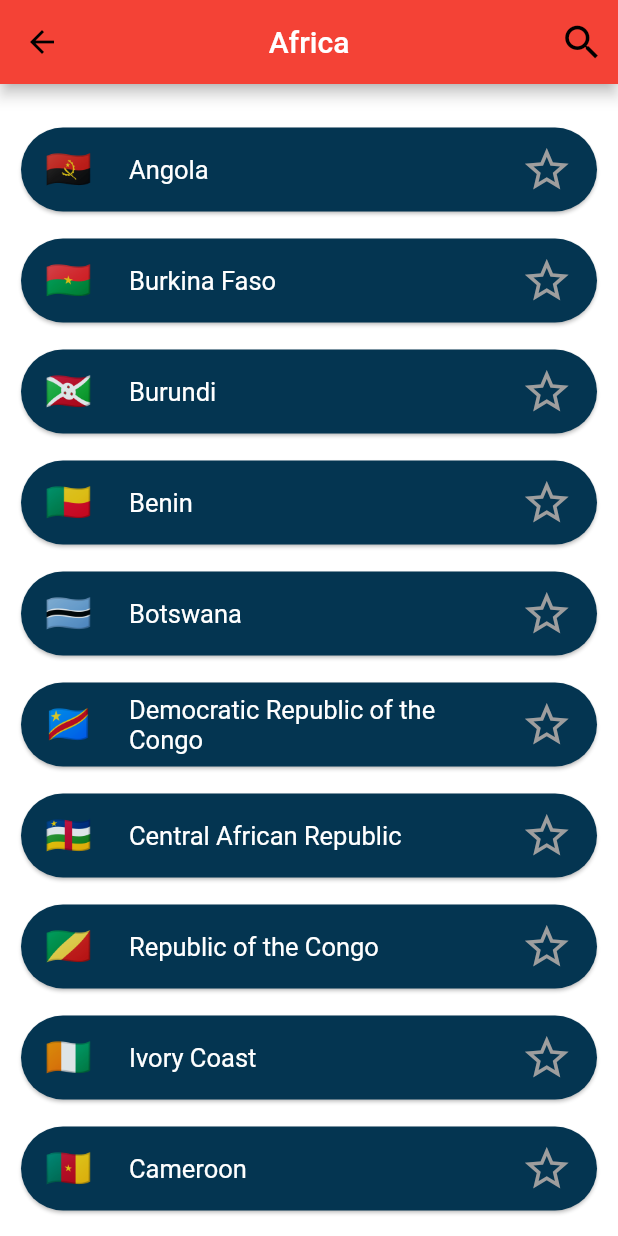
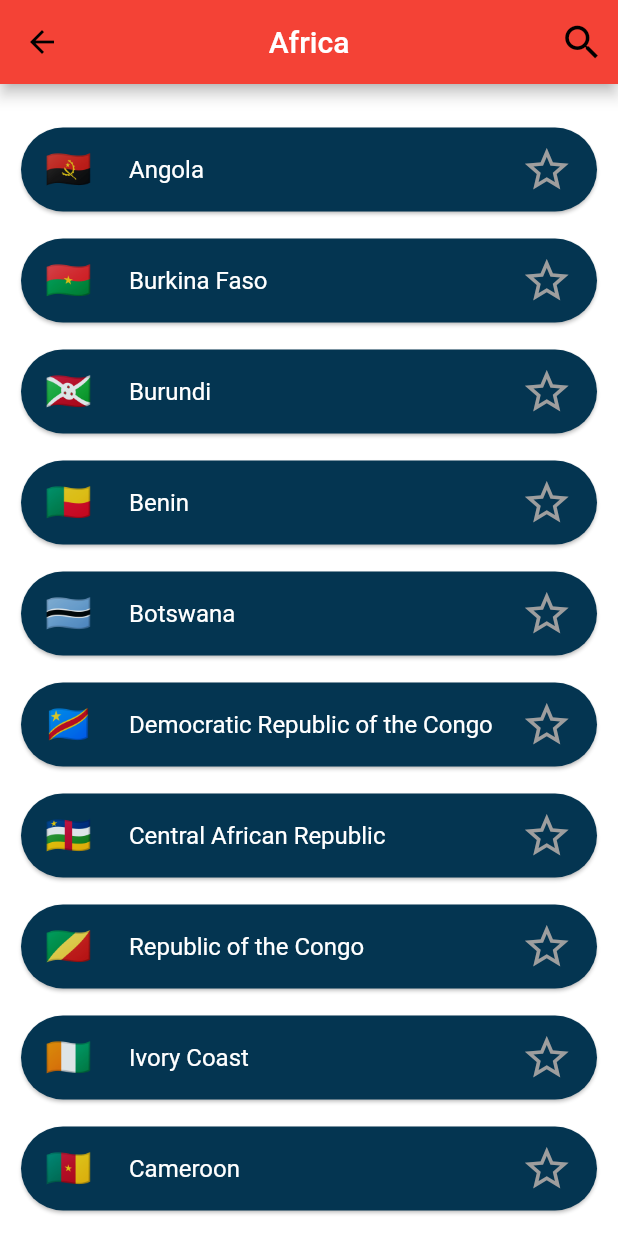
Before and after one commit to Belal13ify/DSC-World, a Flutter app: the screen it shows after launch, after a tap on "Africa", on a phone screen of 412 x 824 dp. Run offline on Flutter 3.47's test engine with Material 2 defaults, Android fonts, the light colour scheme and no system bars; our stand-ins replace get, shared_preferences; missing offline and left inert: splash_screen_view.

Commit message:
some small modifications

```diff
--- a/lib/screens/continents.dart
+++ b/lib/screens/continents.dart
@@ -11,7 +11,7 @@ class Continents extends StatelessWidget {
   Widget build(BuildContext context) {
     return GetBuilder<Data>(
         builder: (value) => Wrap(
-              spacing: 30,
+              spacing: 20,
               runSpacing: 15,
               alignment: WrapAlignment.spaceEvenly,
               children: value.continents.map((continent) {
--- a/lib/widgets/continent_container.dart
+++ b/lib/widgets/continent_container.dart
@@ -14,8 +14,8 @@ class ContinentContainer extends StatelessWidget {
     return GestureDetector(
       onTap: pressed,
       child: Container(
-        width: MediaQuery.of(context).size.width / 2.5,
-        height: 110,
+        width: MediaQuery.of(context).size.width / 2.4,
+        height: 120,
         decoration: BoxDecoration(
           borderRadius: BorderRadius.circular(18.0),
           color: Color(0xff043551),
--- a/lib/widgets/single_country_container.dart
+++ b/lib/widgets/single_country_container.dart
@@ -33,7 +33,7 @@ class CountryContainer extends StatelessWidget {
                   style: TextStyle(fontSize: 25),
                 ),
                 title: Text(countryName,
-                    style: TextStyle(fontSize: 17, color: Colors.white)),
+                    style: TextStyle(fontSize: 16, color: Colors.white)),
 
                 //Toggle Star Icon(Favourite icon) either on or off
                 trailing: GestureDetector(
```
